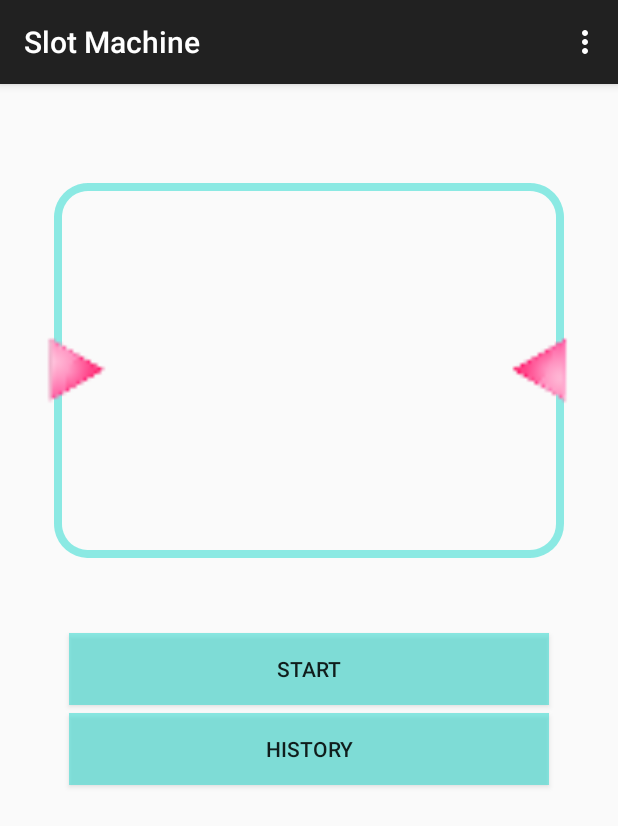
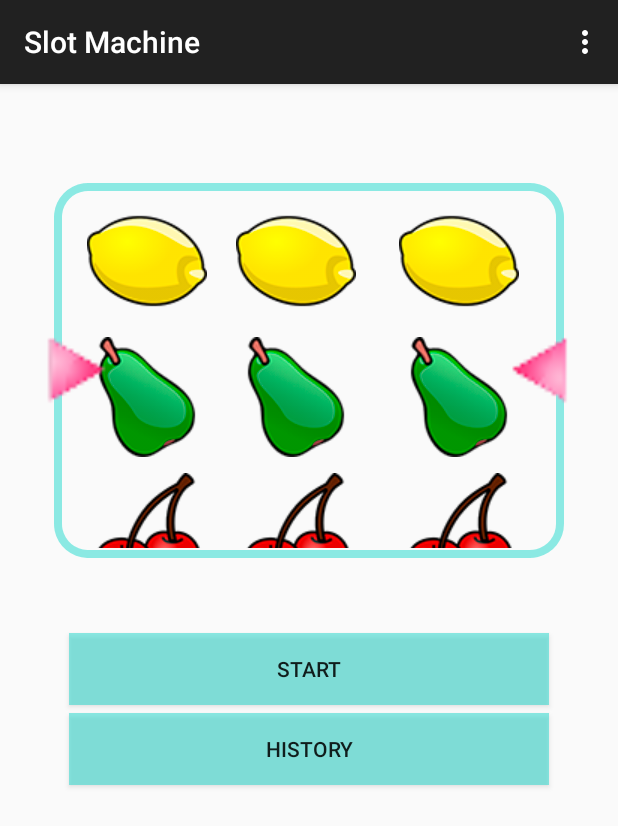
Before and after one commit to aachaerandio/slotMachine, an Android app: the screen it shows after launch (MainActivity), on a phone screen of 412 x 824 dp. Shown: the top 826 px of the screen. Run offline under Robolectric (Android 15) with nearby library versions, the phone set to English and light mode, and no system bars.

Commit message:
Unfinished alternative

```diff
--- a/app/src/main/java/com/aachaerandio/slotmachine/MainActivity.java
+++ b/app/src/main/java/com/aachaerandio/slotmachine/MainActivity.java
@@ -6,14 +6,19 @@ import android.os.Handler;
 import android.support.v7.app.ActionBarActivity;
 import android.view.Menu;
 import android.view.MenuItem;
+import android.view.MotionEvent;
 import android.view.View;
+import android.view.ViewTreeObserver;
 import android.widget.Button;
 
 import com.aachaerandio.slotmachine.Listeners.OnSpinnerEndListener;
+import com.aachaerandio.slotmachine.adapter.SpinnerViewAdapter;
 import com.aachaerandio.slotmachine.data.SlotService;
 import com.aachaerandio.slotmachine.data.State;
-import com.aachaerandio.slotmachine.views.SpinnerView;
+import com.aachaerandio.slotmachine.views.SpinnerView2;
 
+import java.util.ArrayList;
+import java.util.List;
 import java.util.Random;
 
 
@@ -29,10 +34,14 @@ public class MainActivity extends ActionBarActivity implements OnSpinnerEndListe
 
     Random random = new Random();
     SlotService slotService;
-    protected SpinnerView mSpinnerView1;
-    protected SpinnerView mSpinnerView2;
-    protected SpinnerView mSpinnerView3;
+    protected SpinnerView2 mSpinnerView1;
+    protected SpinnerView2 mSpinnerView2;
+    protected SpinnerView2 mSpinnerView3;
     public int semaphore;
+
+    public SpinnerViewAdapter mAdapter1;
+    public SpinnerViewAdapter mAdapter2;
+    public SpinnerViewAdapter mAdapter3;
 
     @Override
     protected void onCreate(Bundle savedInstanceState) {
@@ -43,9 +52,45 @@ public class MainActivity extends ActionBarActivity implements OnSpinnerEndListe
 
         slotService = new SlotService(this);
 
-        mSpinnerView1 = (SpinnerView) findViewById(R.id.spinnerView);
-        mSpinnerView2 = (SpinnerView) findViewById(R.id.spinnerView2);
-        mSpinnerView3 = (SpinnerView) findViewById(R.id.spinnerView3);
+        mAdapter1 = new SpinnerViewAdapter(this, R.layout.spin_list_item, initList());
+        mAdapter2 = new SpinnerViewAdapter(this, R.layout.spin_list_item, initList());
+        mAdapter3 = new SpinnerViewAdapter(this, R.layout.spin_list_item, initList());
+
+        mSpinnerView1 = (SpinnerView2) findViewById(R.id.spinnerView);
+        mSpinnerView2 = (SpinnerView2) findViewById(R.id.spinnerView2);
+        mSpinnerView3 = (SpinnerView2) findViewById(R.id.spinnerView3);
+
+        mSpinnerView1.setAdapter(mAdapter1);
+        mSpinnerView2.setAdapter(mAdapter2);
+        mSpinnerView3.setAdapter(mAdapter3);
+
+        mSpinnerView1.setOnTouchListener(new View.OnTouchListener() {
+            @Override
+            public boolean onTouch(View view, MotionEvent motionEvent) {
+                if (motionEvent.getAction() == MotionEvent.ACTION_MOVE) {
+                    return true;
+                    }
+                return false;
+            }
+        });
+        mSpinnerView2.setOnTouchListener(new View.OnTouchListener() {
+            @Override
+            public boolean onTouch(View view, MotionEvent motionEvent) {
+                if (motionEvent.getAction() == MotionEvent.ACTION_MOVE) {
+                    return true;
+                }
+                return false;
+            }
+        });
+        mSpinnerView3.setOnTouchListener(new View.OnTouchListener() {
+            @Override
+            public boolean onTouch(View view, MotionEvent motionEvent) {
+                if (motionEvent.getAction() == MotionEvent.ACTION_MOVE) {
+                    return true;
+                }
+                return false;
+            }
+        });
 
         mSpinnerView1.setListener(this);
         mSpinnerView2.setListener(this);
@@ -67,6 +112,20 @@ public class MainActivity extends ActionBarActivity implements OnSpinnerEndListe
                 startActivity(intent);
             }
         });
+
+        final View mHorizontalView = findViewById(R.id.horizontalView);
+
+        mHorizontalView.getViewTreeObserver().addOnGlobalLayoutListener(
+                new ViewTreeObserver.OnGlobalLayoutListener() {
+
+                    @Override
+                    public void onGlobalLayout() {
+                        // make sure it is not called anymore
+                        mHorizontalView.getViewTreeObserver().removeGlobalOnLayoutListener(this);
+
+                       int heigth = mHorizontalView.getMeasuredHeight();
+                    }
+                });
     }
 
     /**
@@ -78,14 +137,29 @@ public class MainActivity extends ActionBarActivity implements OnSpinnerEndListe
 
         // Get ramdom number of iterations for every column
         Random random = new Random();
-        int iteration1 = random.nextInt(5) + 60;
-        int iteration2 = random.nextInt(5) + 60;
-        int iteration3 = random.nextInt(5) + 60;
+        int iteration1 = random.nextInt(5) + 160;
+        int iteration2 = random.nextInt(5) + 160;
+        int iteration3 = random.nextInt(5) + 160;
 
         // Start spinning
         mSpinnerView1.startSpinning(0, iteration1);
         mSpinnerView2.startSpinning(100, iteration2);
         mSpinnerView3.startSpinning(150, iteration3);
+    }
+
+    private List<State.SlotIcon> initList() {
+
+        List<State.SlotIcon> list = new ArrayList<State.SlotIcon>();
+        int random = Utils.getRandomInt3();
+        State.SlotIcon slotIcon = State.SlotIcon.values()[random];
+        list.add(slotIcon);
+
+        for (int i=0; i<250; i++) {
+            slotIcon = slotIcon.getNext();
+            list.add(slotIcon);
+        }
+
+        return list;
     }
 
     /**
--- a/app/src/main/java/com/aachaerandio/slotmachine/views/SpinnerView2.java
+++ b/app/src/main/java/com/aachaerandio/slotmachine/views/SpinnerView2.java
@@ -9,7 +9,6 @@ import android.widget.ImageView;
 import android.widget.ListView;
 
 import com.aachaerandio.slotmachine.Listeners.OnSpinnerEndListener;
-import com.aachaerandio.slotmachine.Utils;
 import com.aachaerandio.slotmachine.data.State;
 
 /**
@@ -43,28 +42,15 @@ public class SpinnerView2 extends ListView implements Runnable{
 
     @TargetApi(Build.VERSION_CODES.HONEYCOMB)
     private void init() {
-        setOrientation(VERTICAL);
-        upperImage = new ImageView(getContext());
-        selectedImage = new ImageView(getContext());
-        lowerImage = new ImageView(getContext());
 
-        selected = State.SlotIcon.values()[Utils.getRandomInt3()];
-        upperImage.setImageResource(selected.getPrevious().slotId);
-        selectedImage.setImageResource(selected.glowId);
-        lowerImage.setImageResource(selected.getNext().slotId);
-
-        upperImage.setAlpha(0.3f);
-        lowerImage.setAlpha(0.3f);
-
-        this.addView(upperImage);
-        this.addView(selectedImage);
-        this.addView(lowerImage);
     }
 
     public void startSpinning(int delay, int counter){
         this.counter = counter;
         speed = 80;
-        mHandler.postDelayed(this, delay);
+        //mHandler.postDelayed(this, delay);
+        this.smoothScrollToPosition(counter);
+        //this.smoothScrollBy
 
     }
 
--- a/app/src/main/res/layout/activity_main.xml
+++ b/app/src/main/res/layout/activity_main.xml
@@ -23,28 +23,38 @@
             android:layout_marginRight="20dp"
             android:layout_gravity="center_horizontal"
             android:background="@drawable/shape"
-            android:layout_centerHorizontal="true">
+            android:layout_centerHorizontal="true"
+            android:id="@+id/horizontalView">
 
             <com.aachaerandio.slotmachine.views.SpinnerView2
                 android:layout_width="wrap_content"
                 android:layout_height="wrap_content"
                 android:id="@+id/spinnerView"
-                android:layout_marginRight="10dp"
-                android:layout_marginLeft="10dp">
+                android:layout_marginRight="0dp"
+                android:layout_marginLeft="10dp"
+                android:layout_weight="1"
+                android:scrollbars="none"
+                android:divider="@null">
             </com.aachaerandio.slotmachine.views.SpinnerView2>
 
             <com.aachaerandio.slotmachine.views.SpinnerView2
                 android:layout_width="wrap_content"
                 android:layout_height="wrap_content"
                 android:id="@+id/spinnerView2"
-                android:layout_marginRight="10dp">
+                android:layout_marginRight="0dp"
+                android:layout_weight="1"
+                android:scrollbars="none"
+                android:divider="@null">
             </com.aachaerandio.slotmachine.views.SpinnerView2>
 
             <com.aachaerandio.slotmachine.views.SpinnerView2
                 android:layout_width="wrap_content"
                 android:layout_height="wrap_content"
                 android:id="@+id/spinnerView3"
-                android:layout_marginRight="10dp">
+                android:layout_marginRight="0dp"
+                android:layout_weight="1"
+                android:scrollbars="none"
+                android:divider="@null">
             </com.aachaerandio.slotmachine.views.SpinnerView2>
         </LinearLayout>
 
```
